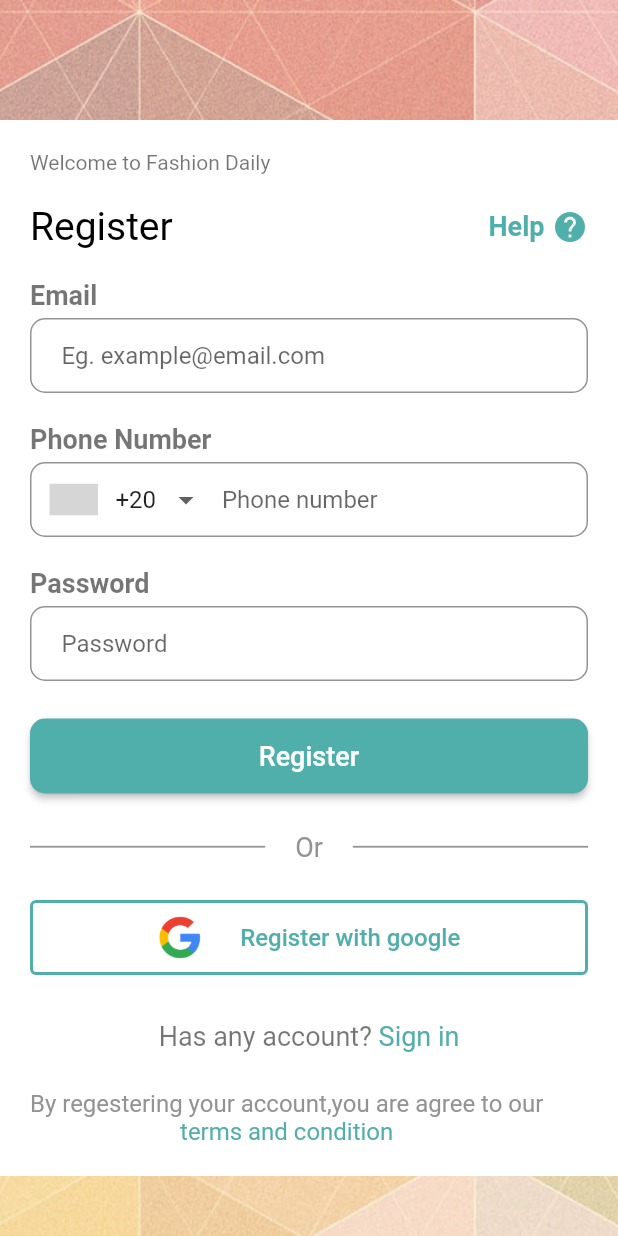
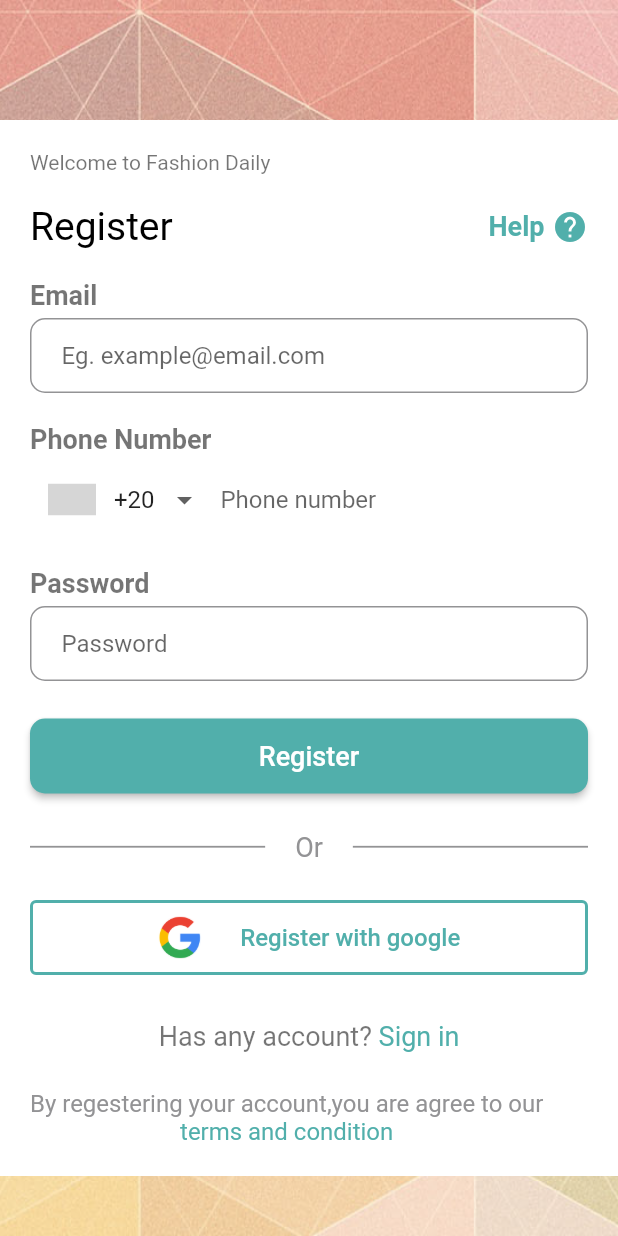
Before and after one commit to josephmaged/Algoriza_Task1, a Flutter app: the screen it shows after launch, after a tap on "Skip", after a tap on "Sign in", after a tap on "Sign Up", on a phone screen of 412 x 824 dp. Run offline on Flutter 3.47's test engine with Material 2 defaults, Android fonts, the light colour scheme and no system bars; drawn by our look-alikes of intl_phone_number_input; grey boxes are pictures that could not be loaded.

Commit message:
edit Register and Login screen

```diff
--- a/lib/login_screen.dart
+++ b/lib/login_screen.dart
@@ -76,10 +76,10 @@ class _LoginScreenState extends State<LoginScreen> {
                       InternationalPhoneNumberInput(
                         onInputChanged: (PhoneNumber value) {},
                         ignoreBlank: false,
-                        autoValidateMode: AutovalidateMode.onUserInteraction,
                         textFieldController: phoneController,
                         initialValue: number,
                         formatInput: true,
+
                       ),
                       const SizedBox(height: 25),
                       ReusableButton(
--- a/lib/main.dart
+++ b/lib/main.dart
@@ -55,6 +55,7 @@ class _MyHomePageState extends State<MyHomePage> {
   @override
   Widget build(BuildContext context) {
     return MaterialApp(
+      debugShowCheckedModeBanner: false,
       title: '7Kave',
       routes: {
         LoginScreen.ID: (context) => LoginScreen(),
--- a/lib/register_screen.dart
+++ b/lib/register_screen.dart
@@ -106,10 +106,6 @@ class _RegisterScreenState extends State<RegisterScreen> {
                     Container(
                       height: 50,
                       alignment: Alignment.center,
-                      decoration: BoxDecoration(
-                        borderRadius: BorderRadius.circular(10),
-                        border: Border.all(color: lightColor),
-                      ),
                       child: InternationalPhoneNumberInput(
                         onInputChanged: (PhoneNumber value) {},
                         ignoreBlank: false,
```
